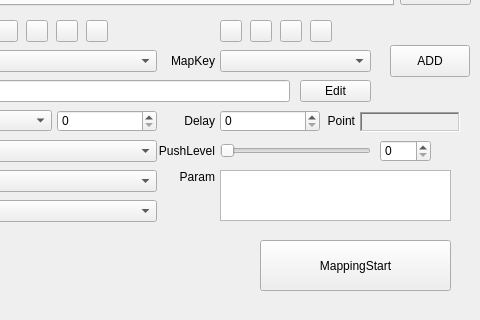
First picture: the form in QKeyMapper/qkeymapper.ui, repository Zalafina/QKeyMapper, before the edit; both pictures show x 590 to 1070 and y 350 to 670 of the 1070 by 670 pixel window.
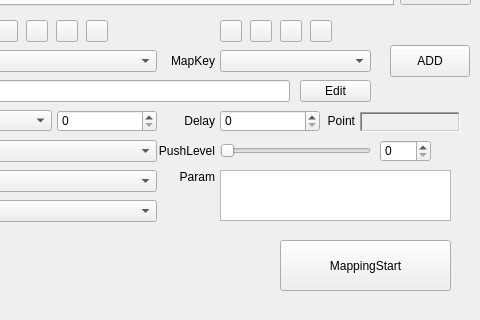
Second picture: the form after the edit. Custom widgets are drawn as their Qt base class.

Commit message: Add Save & Start - part2.

The edit to the form file:
```diff
--- a/QKeyMapper/qkeymapper.ui
+++ b/QKeyMapper/qkeymapper.ui
@@ -34,9 +34,9 @@
   <widget class="MappingStartToolButton" name="keymapButton">
    <property name="geometry">
     <rect>
-     <x>850</x>
+     <x>870</x>
      <y>590</y>
-     <width>191</width>
+     <width>171</width>
      <height>51</height>
     </rect>
    </property>
```
